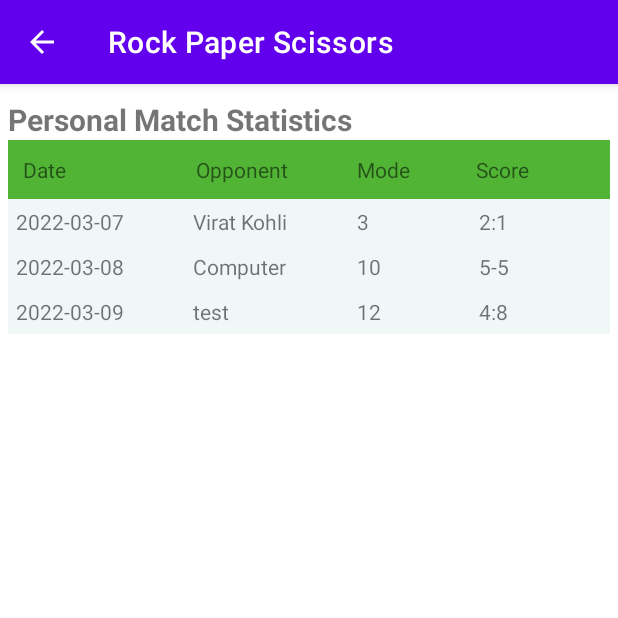
After one commit to SDP-Rock-Paper-Scissors/RockPaperScissors, an Android app: the PersonalStats screen opened directly, with no data from a screen before it, on a phone screen of 412 x 824 dp, the top half of it. The commit adds this screen. Run offline under Robolectric (Android 15) with nearby library versions, the phone set to English and light mode, and no system bars.

Commit message:
basic design of stats and match details page for 0309 standup

```diff
--- a/app/src/main/java/ch/epfl/sweng/rps/MainActivity.kt
+++ b/app/src/main/java/ch/epfl/sweng/rps/MainActivity.kt
@@ -23,4 +23,10 @@ class MainActivity : AppCompatActivity() {
         startActivity(intent)
     }
 
+    fun displayPersonalStats(view: View){
+        val intent = Intent(this, PersonalStats::class.java)
+        startActivity(intent)
+
+    }
+
 }
--- /dev/null
+++ b/app/src/main/java/ch/epfl/sweng/rps/PersonalStats.kt
@@ -0,0 +1,78 @@
+package ch.epfl.sweng.rps
+
+import android.content.Intent
+import android.graphics.Color
+import android.os.Bundle
+import android.view.View
+import android.widget.TableLayout
+import android.widget.TableRow
+import android.widget.TableRow.LayoutParams
+import android.widget.TableRow.LayoutParams.WRAP_CONTENT
+import android.widget.TextView
+import androidx.appcompat.app.AppCompatActivity
+import androidx.core.view.setPadding
+
+
+class PersonalStats : AppCompatActivity() {
+    override fun onCreate(savedInstanceState: Bundle?) {
+        super.onCreate(savedInstanceState)
+        setContentView(R.layout.activity_personal_stats)
+        val actionbar = supportActionBar
+        actionbar?.setDisplayHomeAsUpEnabled(true)
+        addNewRow("0b9d5384-9f1f-11ec-b909-0242ac120002","2022-03-09","test","12", "4:8")
+    }
+    override fun onSupportNavigateUp(): Boolean {
+        onBackPressed()
+        return true
+    }
+
+
+    private fun addNewRow(uuid: String, date:String, opponent:String, mode:String, score: String ) {
+        val sizeInDp = 5
+        val statsTable = findViewById<TableLayout>(R.id.statsTable)
+        val row = TableRow(this)
+        row.setBackgroundColor(
+            Color.parseColor("#F0F7F7"))
+        val scale = resources.displayMetrics.density
+        val dpAsPixels = (sizeInDp * scale + 0.5f)
+        row.isClickable
+        row.setPadding(dpAsPixels.toInt())
+        row.tag = uuid
+        row.setOnClickListener(View.OnClickListener { view ->
+            val intent = Intent(this, MatchDetail::class.java)
+            intent.putExtra("matchUuid", row.tag as String)
+            startActivity(intent)
+
+        })
+        val params = LayoutParams(WRAP_CONTENT, WRAP_CONTENT, 1f)
+        val dateBlank = TextView(this)
+        val opponentBlank = TextView(this)
+        val modeBlank = TextView(this)
+        val scoreBlank = TextView(this)
+        dateBlank.text = date
+        opponentBlank.text = opponent
+        modeBlank.text = mode
+        scoreBlank.text = score
+        dateBlank.layoutParams = params
+        opponentBlank.layoutParams = params
+        modeBlank.layoutParams = params
+        scoreBlank.layoutParams = params
+
+        row.addView(dateBlank)
+        row.addView(opponentBlank)
+        row.addView(modeBlank)
+        row.addView(scoreBlank)
+        statsTable.addView(row)
+
+    }
+
+    fun displayMatchDetail(view: View) {
+        when(view.id) {
+            R.id.first_row_uuid -> {
+                println("good")
+
+            }
+        }
+
+    }
+}
--- /dev/null
+++ b/app/src/main/res/layout/activity_personal_stats.xml
@@ -0,0 +1,116 @@
+<?xml version="1.0" encoding="utf-8"?>
+<TableLayout xmlns:android="http://schemas.android.com/apk/res/android"
+    xmlns:app="http://schemas.android.com/apk/res-auto"
+    xmlns:tools="http://schemas.android.com/tools"
+    android:layout_width="match_parent"
+    android:layout_height="match_parent"
+    android:layout_marginTop="10dp"
+    android:paddingLeft="5dp"
+    android:paddingRight="5dp"
+    android:id="@+id/statsTable"
+    tools:context=".PersonalStats">
+
+    <TextView
+        android:id="@+id/txt"
+        android:layout_width="wrap_content"
+        android:layout_height="wrap_content"
+        android:text="Personal Match Statistics"
+        android:textSize="20dp"
+        android:textStyle="bold">
+
+    </TextView>
+
+
+    <TableRow
+        android:background="#51B435"
+        android:padding="10dp">
+
+        <TextView
+            android:layout_width="wrap_content"
+            android:layout_height="wrap_content"
+            android:layout_weight="1"
+            android:text="Date" />
+
+        <TextView
+            android:layout_width="wrap_content"
+            android:layout_height="wrap_content"
+            android:layout_weight="1"
+            android:text="Opponent" />
+
+        <TextView
+            android:layout_width="wrap_content"
+            android:layout_height="wrap_content"
+            android:layout_weight="1"
+            android:text="Mode" />
+
+        <TextView
+            android:layout_width="wrap_content"
+            android:layout_height="wrap_content"
+            android:layout_weight="1"
+            android:text="Score" />
+    </TableRow>
+
+    <TableRow
+        android:id="@+id/first_row_uuid"
+        android:background="#F0F7F7"
+        android:clickable="true"
+        android:onClick="displayMatchDetail"
+        android:padding="5dp">
+
+        <TextView
+            android:layout_width="wrap_content"
+            android:layout_height="wrap_content"
+            android:layout_weight="1"
+            android:text="2022-03-07" />
+
+        <TextView
+            android:layout_width="wrap_content"
+            android:layout_height="wrap_content"
+            android:layout_weight="1"
+            android:text="Virat Kohli" />
+
+        <TextView
+            android:layout_width="wrap_content"
+            android:layout_height="wrap_content"
+            android:layout_weight="1"
+            android:text="3" />
+
+        <TextView
+            android:layout_width="wrap_content"
+            android:layout_height="wrap_content"
+            android:layout_weight="1"
+            android:text="2:1" />
+    </TableRow>
+
+    <TableRow
+        android:background="#F0F7F7"
+        android:padding="5dp"
+        android:id = '@+id/second_row_uuid'>
+
+        <TextView
+            android:layout_width="wrap_content"
+            android:layout_height="wrap_content"
+            android:layout_weight="1"
+            android:text="2022-03-08" />
+
+        <TextView
+            android:layout_width="wrap_content"
+            android:layout_height="wrap_content"
+            android:layout_weight="1"
+            android:text="Computer" />
+
+        <TextView
+            android:layout_width="wrap_content"
+            android:layout_height="wrap_content"
+            android:layout_weight="1"
+            android:text="10" />
+
+        <TextView
+            android:layout_width="wrap_content"
+            android:layout_height="wrap_content"
+            android:layout_weight="1"
+            android:text="5-5" />
+
+    </TableRow>
+
+</TableLayout>
```
Also changed, not shown: app/src/main/AndroidManifest.xml (+8 -2 lines), app/src/main/java/ch/epfl/sweng/rps/MatchDetail.kt (added, +19 -0 lines), app/src/main/res/layout/activity_main.xml (+11 -0 lines), app/src/main/res/layout/activity_match_detail.xml (added, +111 -0 lines).
